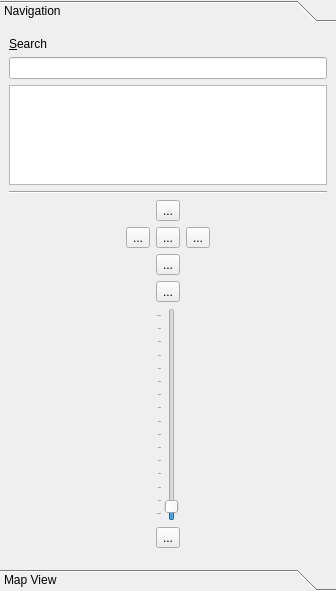
First picture: the form in src/katlastoolbox.ui, repository KDE/marble, before the edit.
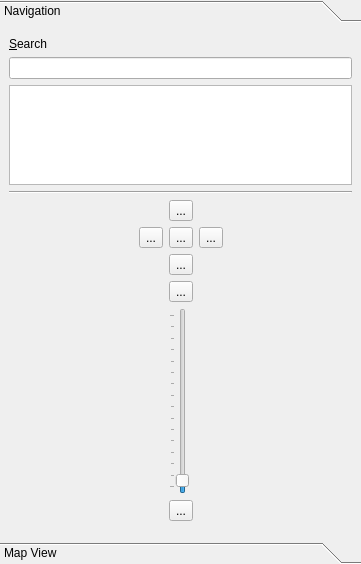
Second picture: the form after the edit. Icons and pictures are not drawn. Custom widgets are drawn as their Qt base class.

```diff
--- a/src/katlastoolbox.ui
+++ b/src/katlastoolbox.ui
@@ -5,12 +5,14 @@
    <rect>
     <x>0</x>
     <y>0</y>
-    <width>336</width>
-    <height>591</height>
+    <width>361</width>
+    <height>564</height>
    </rect>
   </property>
   <property name="sizePolicy" >
-   <sizepolicy vsizetype="Preferred" hsizetype="Preferred" >
+   <sizepolicy>
+    <hsizetype>5</hsizetype>
+    <vsizetype>5</vsizetype>
     <horstretch>0</horstretch>
     <verstretch>0</verstretch>
    </sizepolicy>
@@ -45,12 +47,6 @@
    </property>
    <item>
     <widget class="QToolBox" name="toolBox" >
-     <property name="sizePolicy" >
-      <sizepolicy vsizetype="Preferred" hsizetype="Preferred" >
-       <horstretch>0</horstretch>
-       <verstretch>0</verstretch>
-      </sizepolicy>
-     </property>
      <property name="minimumSize" >
       <size>
        <width>150</width>
@@ -68,8 +64,8 @@
        <rect>
         <x>0</x>
         <y>0</y>
-        <width>336</width>
-        <height>529</height>
+        <width>361</width>
+        <height>502</height>
        </rect>
       </property>
       <attribute name="label" >
@@ -96,19 +92,7 @@
          <property name="leftMargin" >
           <number>0</number>
          </property>
-         <property name="topMargin" >
-          <number>0</number>
-         </property>
-         <property name="rightMargin" >
-          <number>0</number>
-         </property>
-         <property name="bottomMargin" >
-          <number>0</number>
-         </property>
-         <property name="horizontalSpacing" >
-          <number>6</number>
-         </property>
-         <property name="verticalSpacing" >
+         <property name="spacing" >
           <number>6</number>
          </property>
          <item row="5" column="0" >
@@ -131,7 +115,9 @@
          <item row="2" column="0" >
           <widget class="QLineEdit" name="searchLineEdit" >
            <property name="sizePolicy" >
-            <sizepolicy vsizetype="Fixed" hsizetype="Preferred" >
+            <sizepolicy>
+             <hsizetype>5</hsizetype>
+             <vsizetype>0</vsizetype>
              <horstretch>0</horstretch>
              <verstretch>0</verstretch>
             </sizepolicy>
@@ -147,7 +133,9 @@
          <item row="3" column="0" >
           <widget class="SearchListView" name="locationListView" >
            <property name="sizePolicy" >
-            <sizepolicy vsizetype="Fixed" hsizetype="Preferred" >
+            <sizepolicy>
+             <hsizetype>5</hsizetype>
+             <vsizetype>0</vsizetype>
              <horstretch>0</horstretch>
              <verstretch>0</verstretch>
             </sizepolicy>
@@ -236,19 +224,7 @@
            <property name="leftMargin" >
             <number>0</number>
            </property>
-           <property name="topMargin" >
-            <number>0</number>
-           </property>
-           <property name="rightMargin" >
-            <number>0</number>
-           </property>
-           <property name="bottomMargin" >
-            <number>0</number>
-           </property>
-           <property name="horizontalSpacing" >
-            <number>6</number>
-           </property>
-           <property name="verticalSpacing" >
+           <property name="spacing" >
             <number>6</number>
            </property>
            <item row="1" column="0" >
@@ -362,7 +338,9 @@
            <item row="4" column="1" >
             <widget class="QSlider" name="zoomSlider" >
              <property name="sizePolicy" >
-              <sizepolicy vsizetype="Expanding" hsizetype="Minimum" >
+              <sizepolicy>
+               <hsizetype>0</hsizetype>
+               <vsizetype>3</vsizetype>
                <horstretch>0</horstretch>
                <verstretch>0</verstretch>
               </sizepolicy>
@@ -507,16 +485,16 @@
   </layout>
  </widget>
  <customwidgets>
-  <customwidget>
-   <class>SearchListView</class>
-   <extends>QListView</extends>
-   <header>searchlistview.h</header>
-  </customwidget>
   <customwidget>
    <class>KAtlasThemeSelectView</class>
    <extends>QListView</extends>
    <header>katlasthemeselectview.h</header>
   </customwidget>
+  <customwidget>
+   <class>SearchListView</class>
+   <extends>QListView</extends>
+   <header>searchlistview.h</header>
+  </customwidget>
  </customwidgets>
  <tabstops>
   <tabstop>searchLineEdit</tabstop>
```
Left out of the diff: 84 changed lines with no effect on the pictures.
